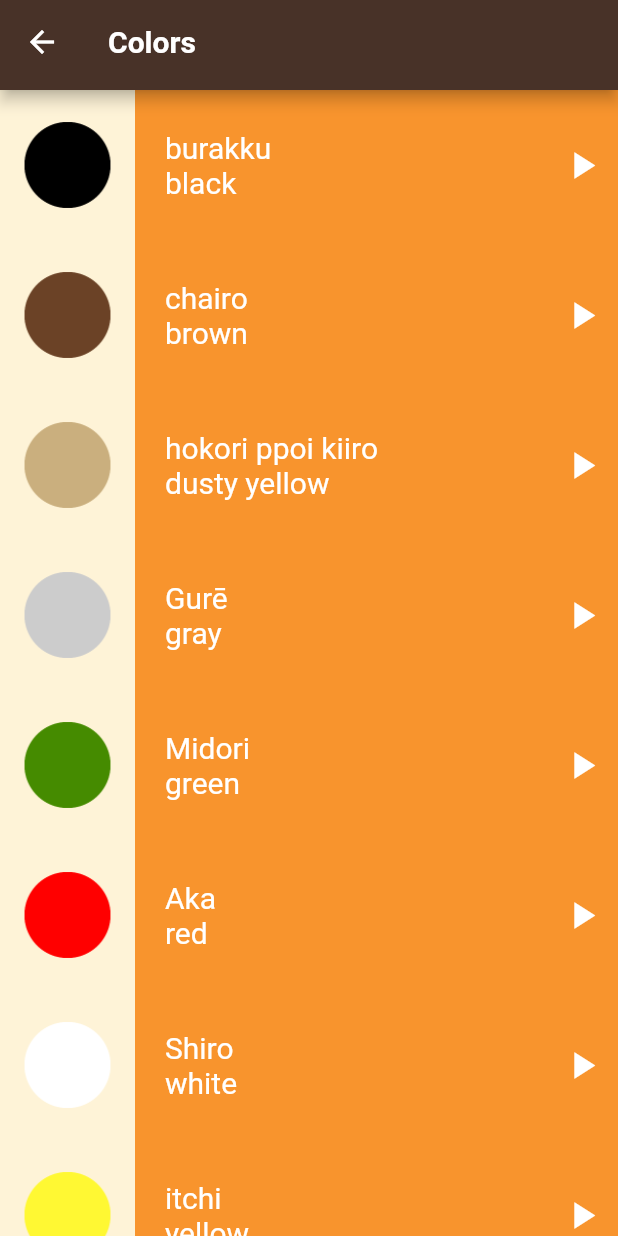
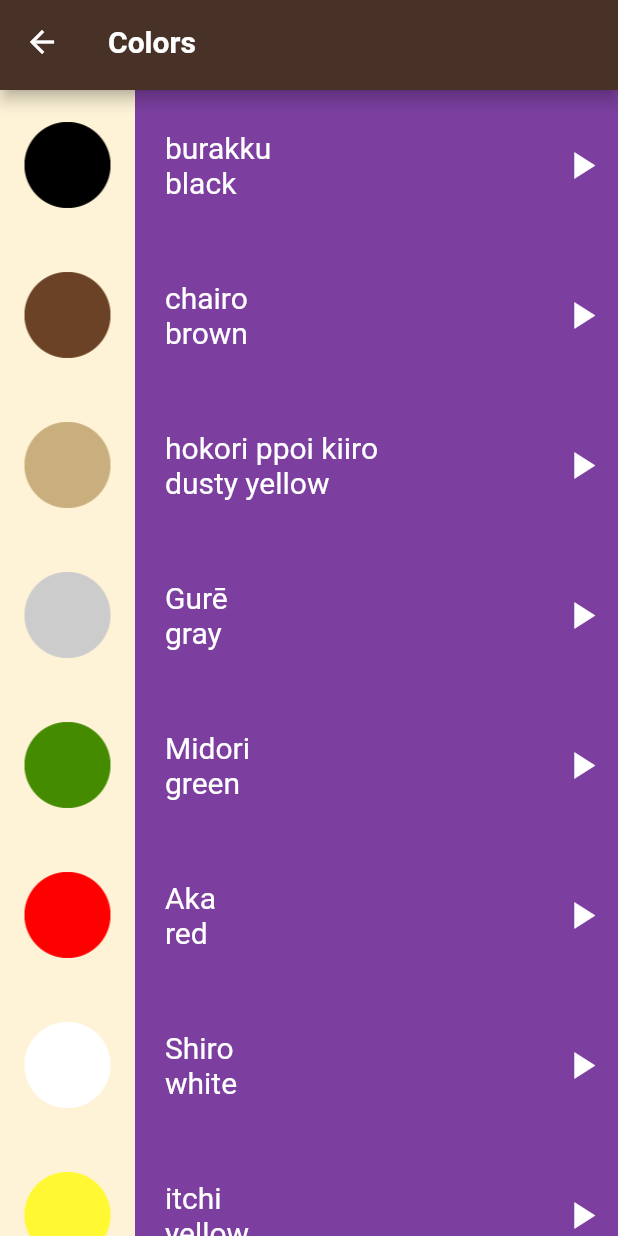
Before and after one commit to Moaz-Omran20/Tokyo_App, a Flutter app: the ColorsScreen screen opened by its route, on a phone screen of 412 x 824 dp. Run offline on Flutter 3.47's test engine with Material 2 defaults, Android fonts, the phone set to English and light mode, and no system bars; our stand-ins replace audioplayers.

Commit message:
colors edited

```diff
--- a/lib/screens/widgets/color_item.dart
+++ b/lib/screens/widgets/color_item.dart
@@ -12,7 +12,7 @@ class ColorItem extends StatelessWidget {
   @override
   Widget build(BuildContext context) {
     return Container(
-      color: const Color(0xFFF8942D),
+      color: const Color(0xFF7C3FA0),
       child: Row(
         children: [
           Container(
--- a/lib/screens/widgets/number_item.dart
+++ b/lib/screens/widgets/number_item.dart
@@ -25,6 +25,7 @@ class NumberItem extends StatelessWidget {
           Container(
             margin: const EdgeInsets.only(left: 20),
             child: Column(
+              crossAxisAlignment: CrossAxisAlignment.start,
               children: [
                 Text(
                   numbersModel.numberTokyo,
--- a/lib/screens/widgets/phrases_item.dart
+++ b/lib/screens/widgets/phrases_item.dart
@@ -13,7 +13,7 @@ class PhrasesItem extends StatelessWidget {
   Widget build(BuildContext context) {
     return Container(
       height: 90,
-      color: const Color(0xFFF8942D),
+      color: const Color(0xFF46A4C9),
       child: Row(
         children: [
           Container(
```
